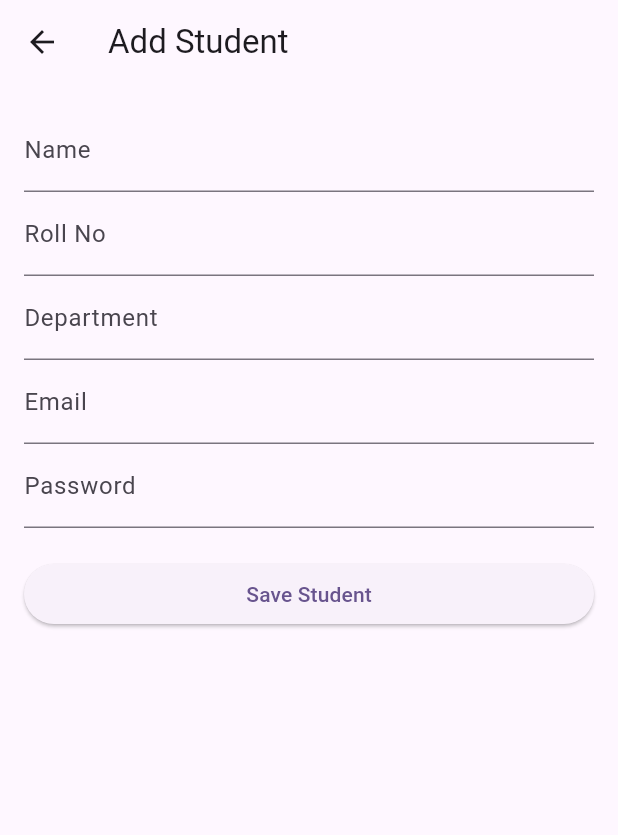
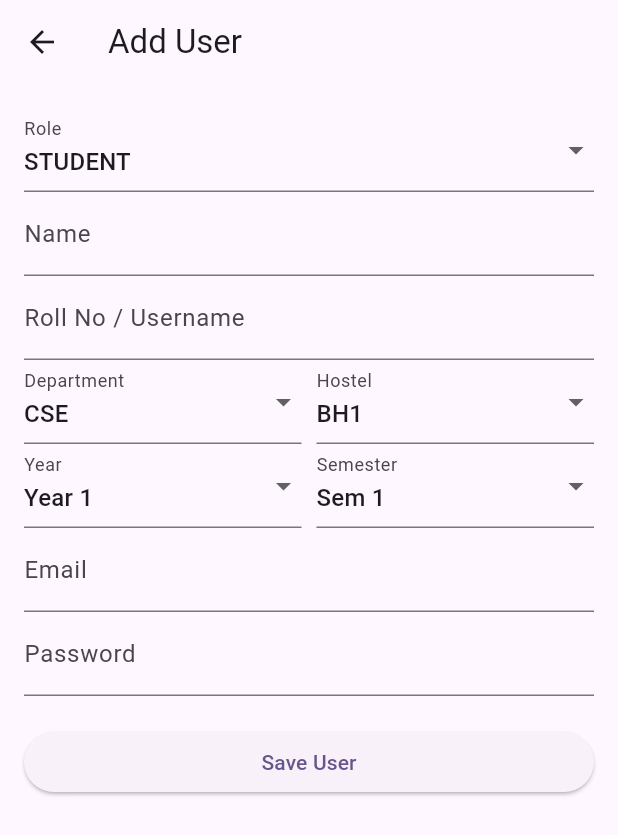
Before and after one commit to Archit-P-Singh/IIITPAttendanceSoft, a Flutter app: the ManageStudentScreen screen opened directly, on a phone screen of 412 x 824 dp. Shown: the top 835 px of the screen. Run offline on Flutter 3.47's test engine with Material 3 defaults, Android fonts, the phone set to English and light mode, and no system bars; our stand-ins replace fl_chart, qr_flutter, shared_preferences; missing offline and left inert: mobile_scanner; accounts and stored records are empty.

Commit message:
Improved registration functionality

```diff
--- a/frontend/lib/models/student.dart
+++ b/frontend/lib/models/student.dart
@@ -7,6 +7,9 @@ class Student {
   final String? password;
   final String? role;
   final String? email;
+  final int? year;
+  final int? semester;
+  final String? hostel;
 
   Student({
     this.studentId,
@@ -14,9 +17,12 @@ class Student {
     required this.rollNo,
     required this.qrCode,
     this.department,
-    this.password,
-    this.role,
+    required this.password,
+    required this.role,
     this.email,
+    this.year,
+    this.semester,
+    this.hostel,
   });
 
   factory Student.fromJson(Map<String, dynamic> json) {
@@ -29,6 +35,9 @@ class Student {
       password: json['password'],
       role: json['role'],
       email: json['email'],
+      year: json['year'],
+      semester: json['semester'],
+      hostel: json['hostel'],
     );
   }
 
@@ -42,6 +51,9 @@ class Student {
       'password': password,
       'role': role,
       'email': email,
+      'year': year,
+      'semester': semester,
+      'hostel': hostel,
     };
   }
 }
--- a/frontend/lib/screens/login_screen.dart
+++ b/frontend/lib/screens/login_screen.dart
@@ -45,19 +45,22 @@ class _LoginScreenState extends State<LoginScreen> {
       if (student != null) {
         await _apiService.saveUser(student);
         if (student.role == 'ADMIN') {
-           Navigator.push(
+           Navigator.pushAndRemoveUntil(
             context,
             MaterialPageRoute(builder: (context) => AdminMainScreen(admin: student)),
+            (route) => false,
           );
         } else if (student.role == 'MESS_MANAGER') {
-           Navigator.push(
+           Navigator.pushAndRemoveUntil(
             context,
             MaterialPageRoute(builder: (context) => MessManagerMainScreen(manager: student)),
+            (route) => false,
           );
         } else {
-          Navigator.push(
+          Navigator.pushAndRemoveUntil(
             context,
             MaterialPageRoute(builder: (context) => StudentMainScreen(student: student)),
+            (route) => false,
           );
         }
       } else {
--- a/frontend/lib/screens/manage_student_screen.dart
+++ b/frontend/lib/screens/manage_student_screen.dart
@@ -15,10 +15,16 @@ class _ManageStudentScreenState extends State<ManageStudentScreen> {
   final _formKey = GlobalKey<FormState>();
   final _nameController = TextEditingController();
   final _rollNoController = TextEditingController();
-  final _deptController = TextEditingController();
   final _passwordController = TextEditingController();
   final _emailController = TextEditingController();
   final ApiService _apiService = ApiService();
+
+  String _role = 'STUDENT';
+  String _department = 'CSE';
+  String _hostel = 'BH1';
+  int _year = 1;
+  int _semester = 1;
+
   bool _isLoading = false;
   bool _isEditMode = false;
 
@@ -29,9 +35,25 @@ class _ManageStudentScreenState extends State<ManageStudentScreen> {
       _isEditMode = true;
       _nameController.text = widget.student!.name;
       _rollNoController.text = widget.student!.rollNo;
-      _deptController.text = widget.student!.department ?? '';
+      _passwordController.text = ''; // Don't show password
       _emailController.text = widget.student!.email ?? '';
-      // Password not pre-filled for security, only updated if entered
+      _role = widget.student!.role ?? 'STUDENT';
+      _department = widget.student!.department ?? 'CSE';
+      _hostel = widget.student!.hostel ?? 'BH1';
+      _year = widget.student!.year ?? 1;
+      _semester = widget.student!.semester ?? 1;
+    }
+
+    // Listeners for auto-email
+    _rollNoController.addListener(_generateEmail);
+  }
+
+  void _generateEmail() {
+    if (_role == 'STUDENT') {
+      String roll = _rollNoController.text.trim();
+      if (roll.isNotEmpty) {
+        _emailController.text = '$roll@${_department.toLowerCase()}.iiitp.ac.in';
+      }
     }
   }
 
@@ -47,10 +69,13 @@ class _ManageStudentScreenState extends State<ManageStudentScreen> {
           name: _nameController.text,
           rollNo: _rollNoController.text,
           qrCode: _isEditMode ? widget.student!.qrCode : 'QR_${_rollNoController.text}',
-          department: _deptController.text,
+          department: _department,
           password: _passwordController.text.isNotEmpty ? _passwordController.text : (_isEditMode ? widget.student!.password : ''),
-          role: 'STUDENT',
+          role: _role,
           email: _emailController.text,
+          year: _year,
+          semester: _semester,
+          hostel: _hostel,
         );
 
         if (_isEditMode) {
@@ -82,13 +107,26 @@ class _ManageStudentScreenState extends State<ManageStudentScreen> {
   @override
   Widget build(BuildContext context) {
     return Scaffold(
-      appBar: AppBar(title: Text(_isEditMode ? 'Edit Student' : 'Add Student')),
+      appBar: AppBar(title: Text(_isEditMode ? 'Edit User' : 'Add User')),
       body: Padding(
         padding: const EdgeInsets.all(16.0),
         child: Form(
           key: _formKey,
           child: ListView(
             children: [
+              DropdownButtonFormField<String>(
+                value: _role,
+                decoration: const InputDecoration(labelText: 'Role'),
+                items: ['STUDENT', 'MESS_MANAGER', 'ADMIN']
+                    .map((r) => DropdownMenuItem(value: r, child: Text(r)))
+                    .toList(),
+                onChanged: (val) {
+                  setState(() {
+                    _role = val!;
+                    _generateEmail();
+                  });
+                },
+              ),
               TextFormField(
                 controller: _nameController,
                 decoration: const InputDecoration(labelText: 'Name'),
@@ -96,17 +134,71 @@ class _ManageStudentScreenState extends State<ManageStudentScreen> {
               ),
               TextFormField(
                 controller: _rollNoController,
-                decoration: const InputDecoration(labelText: 'Roll No'),
+                decoration: const InputDecoration(labelText: 'Roll No / Username'),
                 validator: (value) => value!.isEmpty ? 'Please enter roll no' : null,
               ),
-              TextFormField(
-                controller: _deptController,
-                decoration: const InputDecoration(labelText: 'Department'),
-              ),
+              if (_role == 'STUDENT') ...[
+                Row(
+                  children: [
+                    Expanded(
+                      child: DropdownButtonFormField<String>(
+                        value: _department,
+                        decoration: const InputDecoration(labelText: 'Department'),
+                        items: ['CSE', 'ECE']
+                            .map((d) => DropdownMenuItem(value: d, child: Text(d)))
+                            .toList(),
+                        onChanged: (val) {
+                          setState(() {
+                            _department = val!;
+                            _generateEmail();
+                          });
+                        },
+                      ),
+                    ),
+                    const SizedBox(width: 10),
+                    Expanded(
+                      child: DropdownButtonFormField<String>(
+                        value: _hostel,
+                        decoration: const InputDecoration(labelText: 'Hostel'),
+                        items: ['BH1', 'BH2', 'GH1']
+                            .map((h) => DropdownMenuItem(value: h, child: Text(h)))
+                            .toList(),
+                        onChanged: (val) => setState(() => _hostel = val!),
+                      ),
+                    ),
+                  ],
+                ),
+                Row(
+                  children: [
+                    Expanded(
+                      child: DropdownButtonFormField<int>(
+                        value: _year,
+                        decoration: const InputDecoration(labelText: 'Year'),
+                        items: [1, 2, 3, 4]
+                            .map((y) => DropdownMenuItem(value: y, child: Text('Year $y')))
+                            .toList(),
+                        onChanged: (val) => setState(() => _year = val!),
+                      ),
+                    ),
+                    const SizedBox(width: 10),
+                    Expanded(
+                      child: DropdownButtonFormField<int>(
+                        value: _semester,
+                        decoration: const InputDecoration(labelText: 'Semester'),
+                        items: List.generate(8, (i) => i + 1)
+                            .map((s) => DropdownMenuItem(value: s, child: Text('Sem $s')))
+                            .toList(),
+                        onChanged: (val) => setState(() => _semester = val!),
+                      ),
+                    ),
+                  ],
+                ),
+              ],
               TextFormField(
                 controller: _emailController,
                 decoration: const InputDecoration(labelText: 'Email'),
                 keyboardType: TextInputType.emailAddress,
+                readOnly: _role == 'STUDENT', // Auto-generated for students
               ),
               TextFormField(
                 controller: _passwordController,
@@ -121,7 +213,7 @@ class _ManageStudentScreenState extends State<ManageStudentScreen> {
                   ? const Center(child: CircularProgressIndicator())
                   : ElevatedButton(
                       onPressed: _saveStudent,
-                      child: Text(_isEditMode ? 'Update Student' : 'Save Student'),
+                      child: Text(_isEditMode ? 'Update User' : 'Save User'),
                     ),
             ],
           ),
```
Also changed, not shown: 3 other files.
